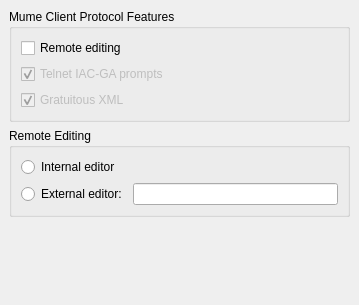
Old version of the form src/preferences/mumeprotocolpage.ui in the repository MUME/MMapper.
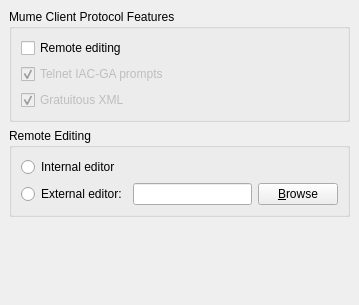
New version of the form.

Commit message: Add browse button to select a remote editor program

```diff
--- a/src/preferences/mumeprotocolpage.ui
+++ b/src/preferences/mumeprotocolpage.ui
@@ -110,16 +110,6 @@
       <string>Remote Editing</string>
      </property>
      <layout class="QGridLayout" name="gridLayout_1">
-      <item row="2" column="0">
-       <widget class="QRadioButton" name="internalEditorRadioButton">
-        <property name="text">
-         <string>Internal editor</string>
-        </property>
-        <attribute name="buttonGroup">
-         <string notr="true">buttonGroup</string>
-        </attribute>
-       </widget>
-      </item>
       <item row="3" column="0">
        <widget class="QRadioButton" name="externalEditorRadioButton">
         <property name="text">
@@ -133,6 +123,23 @@
       <item row="3" column="1">
        <widget class="QLineEdit" name="externalEditorCommand"/>
       </item>
+      <item row="3" column="2">
+       <widget class="QPushButton" name="externalEditorBrowseButton">
+        <property name="text">
+         <string>&amp;Browse</string>
+        </property>
+       </widget>
+      </item>
+      <item row="2" column="0" colspan="3">
+       <widget class="QRadioButton" name="internalEditorRadioButton">
+        <property name="text">
+         <string>Internal editor</string>
+        </property>
+        <attribute name="buttonGroup">
+         <string notr="true">buttonGroup</string>
+        </attribute>
+       </widget>
+      </item>
      </layout>
     </widget>
    </item>
```
The commit also changes 2 other files.
